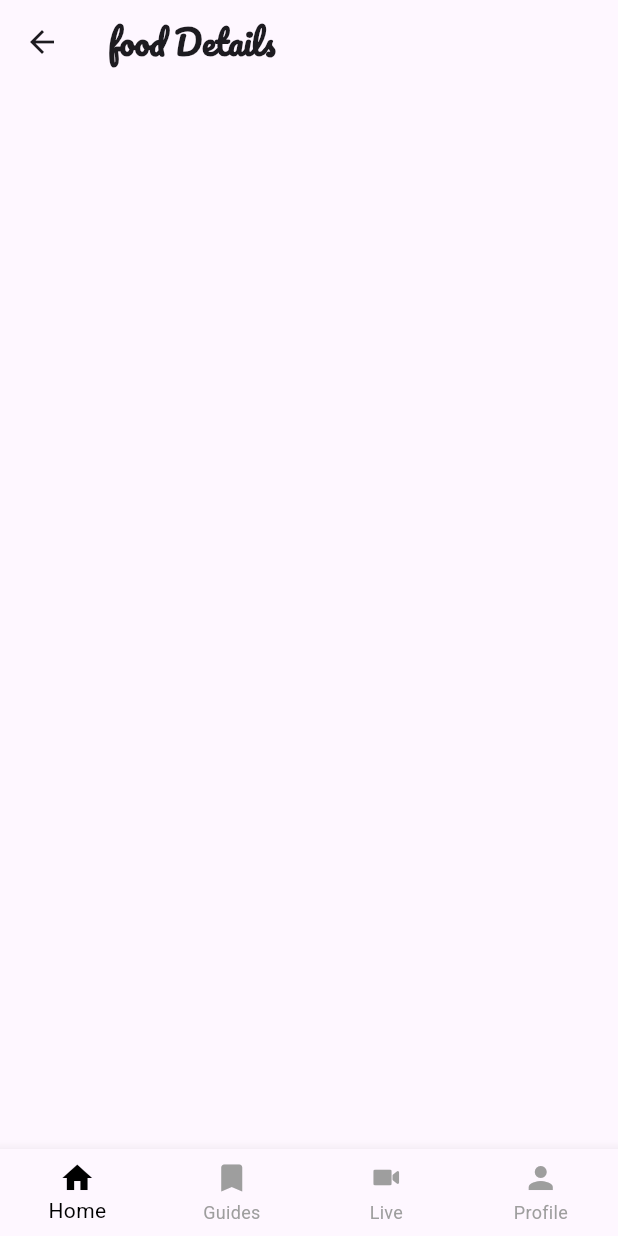
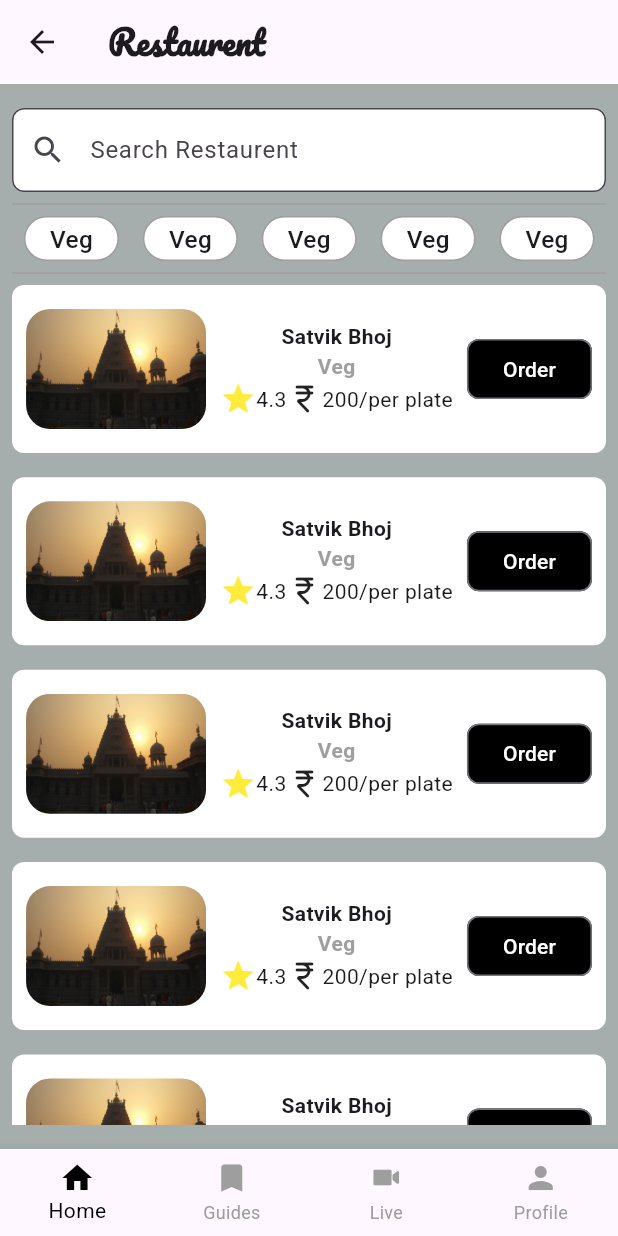
Before and after one commit to nareshgupta99/moksha_marg_flutter, a Flutter app: the RestaurentView screen opened directly, on a phone screen of 412 x 824 dp. Run offline on Flutter 3.47's test engine with Material 3 defaults, Android fonts, the phone set to English and light mode, and no system bars; our stand-ins replace carousel_slider, flutter_screenutil, get.

Commit message:
restaurentView, restaurentDetilsview

```diff
--- a/lib/component/guides/guides_details_view.dart
+++ b/lib/app/guides/guides_details_view.dart
@@ -5,6 +5,7 @@ import 'package:moksha_marg/reusable/navigation.dart';
 import 'package:moksha_marg/reusable/star_rating.dart';
 import 'package:moksha_marg/reusable/text_view.dart';
 import 'package:moksha_marg/util/colors_resources.dart';
+import 'package:moksha_marg/util/dimensions.dart';
 import 'package:moksha_marg/util/images.dart';
 import 'package:moksha_marg/util/typography_resources.dart';
 
@@ -21,14 +22,14 @@ class GuidesDetailsView extends StatelessWidget {
 
   Widget _body() {
     return Padding(
-      padding: const EdgeInsets.symmetric(horizontal: 16, vertical: 16),
+      padding: EdgeInsets.symmetric(horizontal: Dimensions.padding16, vertical: Dimensions.padding16),
       child: Column(
         // spacing: 2,
         crossAxisAlignment: CrossAxisAlignment.start,
         children: [
           Image.asset(Images.temple2, height: Get.width / 2, width: Get.width),
           Padding(
-            padding: const EdgeInsets.only(top: 16),
+            padding:  EdgeInsets.only(top:  Dimensions.padding16),
             child: heading(text: "Tomb", fontSize: 32),
           ),
           Row(
--- /dev/null
+++ b/lib/app/restaurent/restaurent_view.dart
@@ -0,0 +1,90 @@
+import 'package:flutter/material.dart';
+import 'package:get/get.dart';
+import 'package:moksha_marg/helper/routes_helper.dart';
+import 'package:moksha_marg/reusable/card.dart';
+import 'package:moksha_marg/reusable/dividers.dart';
+import 'package:moksha_marg/reusable/navigation.dart';
+import 'package:moksha_marg/reusable/text_field.dart';
+import 'package:moksha_marg/util/colors_resources.dart';
+import 'package:moksha_marg/util/dimensions.dart';
+import 'package:moksha_marg/util/images.dart';
+import 'package:moksha_marg/util/typography_resources.dart';
+
+class RestaurentView extends StatelessWidget {
+  const RestaurentView({super.key});
+
+  @override
+  Widget build(BuildContext context) {
+    return Scaffold(
+      appBar: topNavigaton(text: "Restaurent", isLeading: true),
+      bottomNavigationBar: bottomNavigaton(0),
+      body: _body(),
+      backgroundColor: ColorsResources.backgroundColor,
+    );
+  }
+
+  Widget _body() {
+    return Padding(
+      padding: EdgeInsets.symmetric(horizontal: 8,vertical: 16),
+      child: Column(
+        children: [
+          searchBar(text: "Search Restaurent"),
+          customDivider(),
+          SizedBox(
+            height:30,
+            child: ListView.builder(
+              // shrinkWrap: true,
+              itemCount: 5,
+              scrollDirection: Axis.horizontal,
+              itemBuilder: (context, index) {
+                return Padding(
+                  padding: EdgeInsets.symmetric(horizontal: 8),
+                  child: card(text:"Veg"));
+              },
+            ),
+          ),
+          // card(text: "text"),
+          customDivider(),
+          Expanded(
+            child: ListView.builder(
+                itemCount: 5,
+                itemBuilder: (context, index) {
+                  return Padding(
+                    padding: EdgeInsets.only(bottom: Dimensions.padding16),
+                    child: restaurentCard(
+                        url: Images.temple1,
+                        restaurentName: "Satvik Bhoj",
+                        type: "Veg",
+                        onPressed: () => Get.toNamed(RoutesHelper.getRestaurentDetails()),
+                        rating: 4.3,
+                        priceWithUnit: "200/per plate"),
+                  );
+                }),
+          )
+        ],
+      ),
+    );
+  }
+}
+
+Widget card({required String text}) {
+  return Container(
+    height: 30,
+    decoration: BoxDecoration(
+        color: Colors.white,
+        border: Border.all(
+          color: ColorsResources.greyColor,
+          width: 1,
+        ),
+        borderRadius: BorderRadius.all(Radius.circular(15))),
+    child: Padding(
+      padding: EdgeInsets.symmetric(horizontal: Dimensions.padding16,vertical:3),
+      child: Text(text,
+      textAlign: TextAlign.center,
+      style: TextStyle(
+        fontFamily: TypographyResources.roboto,
+        fontSize: Dimensions.font16,
+        fontWeight: FontWeight.w500,
+      ),)),
+  );
+}
--- a/lib/component/restaurent/view/restaurent_view.dart
+++ /dev/null
@@ -1,23 +0,0 @@
-import 'package:flutter/material.dart';
-import 'package:moksha_marg/reusable/navigation.dart';
-
-class RestaurentView extends StatelessWidget {
-  const RestaurentView({super.key});
-
-  @override
-  Widget build(BuildContext context) {
-    return Scaffold(
-      appBar: topNavigaton(text: "food Details" , isLeading: true),
-      bottomNavigationBar: bottomNavigaton(0),
-      body: _body(),
-    );
-  }
-
-  Widget _body() {
-    return Column(children: [
-
-    ],);
-  }
-
-
-}
--- a/lib/helper/routes_helper.dart
+++ b/lib/helper/routes_helper.dart
@@ -1,11 +1,13 @@
 import 'package:get/get.dart';
-import 'package:moksha_marg/component/authentication/forgot_password/forgot_password_view.dart';
-import 'package:moksha_marg/component/authentication/login/login.dart';
-import 'package:moksha_marg/component/authentication/registration/view/registration_view.dart';
-import 'package:moksha_marg/component/authentication/reset_password/reset_password_view.dart';
-import 'package:moksha_marg/component/guides/guides_details_view.dart';
-import 'package:moksha_marg/component/guides/guides_view.dart';
-import 'package:moksha_marg/component/home/view/home_view.dart';
+import 'package:moksha_marg/app/authentication/forgot_password/forgot_password_view.dart';
+import 'package:moksha_marg/app/authentication/login/login.dart';
+import 'package:moksha_marg/app/authentication/registration/registration_view.dart';
+import 'package:moksha_marg/app/authentication/reset_password/reset_password_view.dart';
+import 'package:moksha_marg/app/guides/guides_details_view.dart';
+import 'package:moksha_marg/app/guides/guides_view.dart';
+import 'package:moksha_marg/app/home/home_view.dart';
+import 'package:moksha_marg/app/restaurent/restaurent_details/restaurent_details_view.dart';
+import 'package:moksha_marg/app/restaurent/restaurent_view.dart';
 
 class RoutesHelper {
   static const String _home = "/home";
@@ -15,6 +17,9 @@ class RoutesHelper {
   static const String _resetPassword = "/reset_password";
   static const String _guides = "/guides";
   static const String _guidesDetails = "/guides_details";
+  static const String _restaurent = "/restaurent";
+  static const String _restaurentDetails = "/restaurent_details";
+
 
   static String getHome() => _home;
   static String getRegistration() => _registration;
@@ -23,6 +28,8 @@ class RoutesHelper {
   static String getResetPassword() => _resetPassword;
   static String getGuide() => _guides;
   static String getGuidesDetails() => _guidesDetails;
+  static String getRestaurent() =>_restaurent;
+  static String getRestaurentDetails() =>_restaurentDetails;
 
   static List<GetPage> routes = [
     GetPage(name: _home, page: () => HomeView()),
@@ -32,5 +39,7 @@ class RoutesHelper {
     GetPage(name: _resetPassword, page: () => ResetPasswordView()),
     GetPage(name: _guides, page: () => GuidesView()),
     GetPage(name: _guidesDetails, page: () => GuidesDetailsView()),
+    GetPage(name: _restaurent, page: () => RestaurentView()),
+    GetPage(name: _restaurentDetails, page: () => RestaurentDetailsView()),
   ];
 }
--- /dev/null
+++ b/lib/reusable/card.dart
@@ -0,0 +1,71 @@
+import 'package:flutter/material.dart';
+import 'package:get/get.dart';
+import 'package:moksha_marg/reusable/buttons.dart';
+import 'package:moksha_marg/util/colors_resources.dart';
+import 'package:moksha_marg/util/typography_resources.dart';
+
+Widget restaurentCard(
+      {required String url,
+      required restaurentName,
+      required String type,
+      required VoidCallback onPressed,
+      required double rating,
+      required String priceWithUnit}) {
+    return Container(
+      // margin: EdgeInsets.symmetric(horizontal: 8),
+      decoration: BoxDecoration(
+          color: const Color.fromRGBO(255, 255, 255, 1),
+          borderRadius: BorderRadius.circular(8)),
+      width: Get.width,
+      child: Padding(
+        padding: EdgeInsets.symmetric(vertical: 16),
+        child: Row(
+          mainAxisAlignment: MainAxisAlignment.spaceEvenly,
+          children: [
+            GestureDetector(
+              onTap: onPressed,
+              child: ClipRRect(
+                borderRadius: BorderRadius.all(Radius.circular(16)),
+                child: Image.asset(
+                  url,
+                  width: 120,
+                  height: 80,
+                  fit: BoxFit.fill,
+                ),
+              ),
+            ),
+            Column(
+              children: [
+                Text(
+                  restaurentName,
+                  style: TextStyle(
+                    fontFamily: TypographyResources.roboto,
+                    fontSize: 14,
+                    fontWeight: FontWeight.bold,
+                  ),
+                ),
+                Text(
+                  type,
+                  style: TextStyle(
+                    fontFamily: TypographyResources.roboto,
+                    color: ColorsResources.greyColor,
+                    fontSize: 14,
+                    fontWeight: FontWeight.bold,
+                  ),
+                ),
+                Row(
+                  children: [
+                    Icon(Icons.star_purple500_sharp, color: Colors.yellow),
+                    Text("$rating"),
+                    Icon(Icons.currency_rupee_rounded),
+                    Text(priceWithUnit)
+                  ],
+                )
+              ],
+            ),
+            customButton(onPressed: onPressed, text: "Order")
+          ],
+        ),
+      ),
+    );
+  }
--- a/lib/reusable/dividers.dart
+++ b/lib/reusable/dividers.dart
@@ -32,3 +32,10 @@ Widget customDividersWithText({required String text}) {
     ],
   );
 }
+
+Widget customDivider() {
+  return Divider(
+    color: Colors.grey,
+    thickness: 1,
+  );
+}
--- a/lib/util/colors_resources.dart
+++ b/lib/util/colors_resources.dart
@@ -7,6 +7,14 @@ extension ColorsResources on Colors {
   static const Color textFieldBorderColor = Colors.grey;
   static const Color textGreyColor = Color(0xFF4B5563);
 
+  static const Color lightGreenColor =Color(0xFFdcfde6);
+  static const Color lightOrangeColor =Color(0xFFf5ebb5);
+  static const Color lightRedColor =Color(0xFFefc3c2);
+
+
+  static const Color darkGreenColor =Color(0xFF57966e);
+  static const Color darkOrangeColor =Color(0xFFc9ad75);
+  static const Color darkRedColor =Color(0xFFd38e8e);
 
 
 
--- a/lib/util/dimensions.dart
+++ b/lib/util/dimensions.dart
@@ -5,6 +5,7 @@ class Dimensions {
   static double font13 = 13.r;
   static double font14 = 14.r;
   static double font16 = 16.r;
+  static double font18 = 18.r;
   static double font19 = 19.r;
   static double font20 = 20.r;
   static double font22 = 22.r;
```
Also changed, not shown: lib/app/authentication/forgot_password/forgot_password_view.dart (renamed from lib/component/authentication/forgot_password/forgot_password_view.dart, +16 -10 lines), lib/app/guides/guides_view.dart (renamed from lib/component/guides/guides_view.dart, +15 -9 lines), lib/app/home/home_view.dart (renamed from lib/component/home/view/home_view.dart, +9 -70 lines), lib/app/restaurent/restaurent_details/restaurent_details_view.dart (added, +241 -0 lines), lib/bootom_navigation_controller.dart (added, +15 -0 lines), lib/main.dart (+8 -3 lines), lib/reusable/buttons.dart (+24 -3 lines), lib/app/authentication/authentication_controller.dart (renamed from lib/component/authentication/authentication_controller.dart), lib/app/authentication/login/login.dart (renamed from lib/component/authentication/login/login.dart), lib/app/authentication/registration/registration_view.dart (renamed from lib/component/authentication/registration/view/registration_view.dart), lib/app/authentication/reset_password/reset_password_view.dart (renamed from lib/component/authentication/reset_password/reset_password_view.dart), 1 other file.
